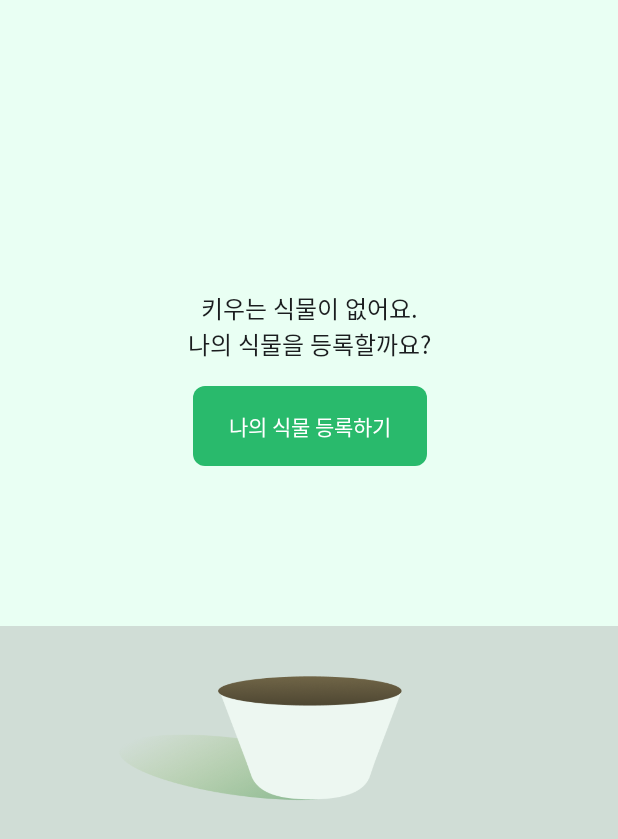
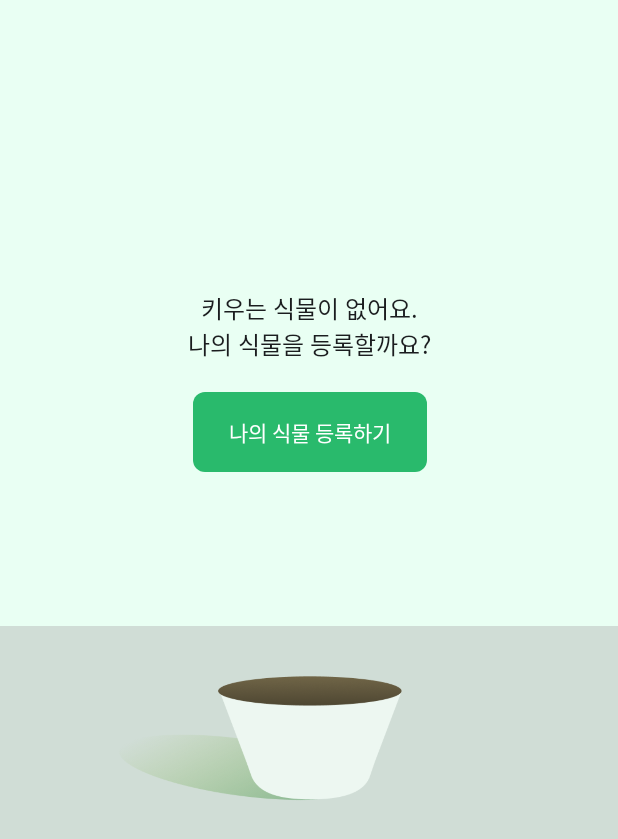
Before and after one commit to Greener-GreenRoom/GreenRoom-Android, an Android app: the fragment GreenRoomEmptyFragment shown on its own in the app's theme, on a phone screen of 412 x 824 dp. Shown: the top 839 px of the screen. Run offline under Robolectric (Android 15) with nearby library versions, the phone set to English and light mode, and no system bars; our stand-ins replace data binding.

Commit message:
refactor: margin 조절
fragment_green_room_empty에서 버튼의 margin_top을 조절했습니다.

```diff
--- a/presentation/src/main/res/layout/fragment_green_room_empty.xml
+++ b/presentation/src/main/res/layout/fragment_green_room_empty.xml
@@ -55,7 +55,7 @@
             android:id="@+id/btn_green_room_empty_register"
             android:layout_width="wrap_content"
             android:layout_height="wrap_content"
-            android:layout_marginTop="16dp"
+            android:layout_marginTop="20dp"
             android:background="@drawable/shape_radius_button"
             android:paddingStart="@dimen/padding_button_default_horizontal"
             android:paddingTop="@dimen/padding_button_default_vertical"
```
